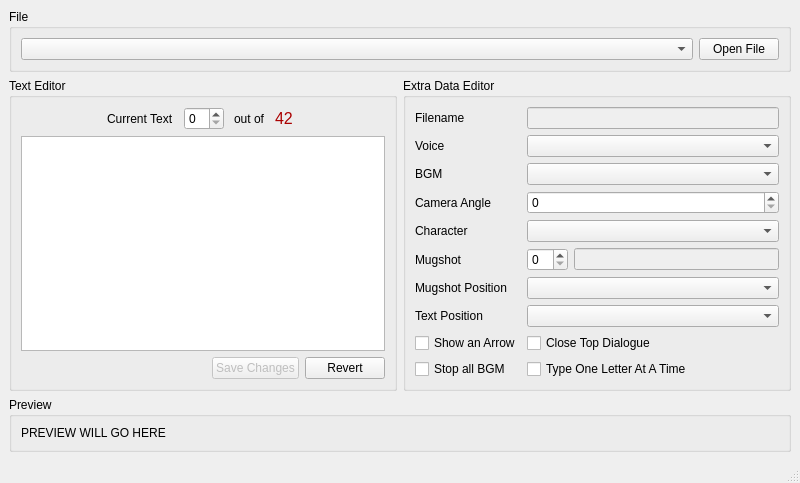
This is src/main/python/ui_design.ui in DeveloperJose/Python-RockManX8 as Qt 5 draws it before an edit. The edited form follows.
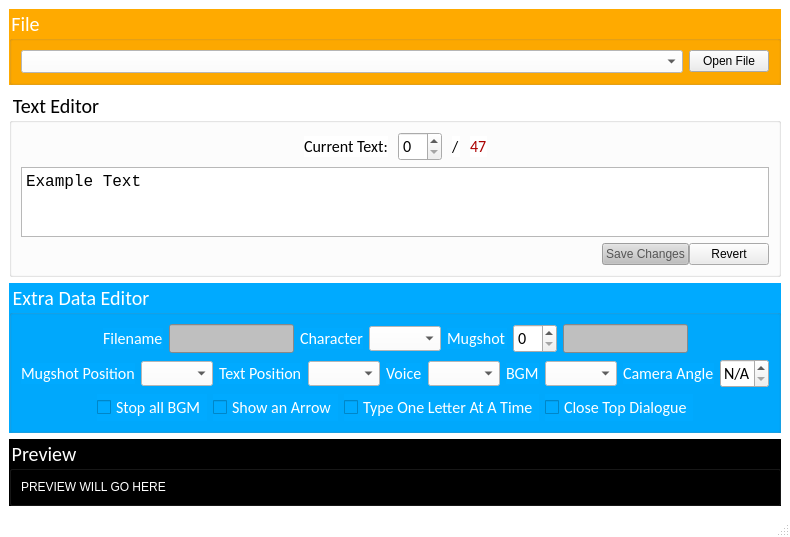
This is the edited form.

```diff
--- a/src/main/python/ui_design.ui
+++ b/src/main/python/ui_design.ui
@@ -7,12 +7,12 @@
    <rect>
     <x>0</x>
     <y>0</y>
-    <width>800</width>
-    <height>417</height>
+    <width>660</width>
+    <height>424</height>
    </rect>
   </property>
   <property name="sizePolicy">
-   <sizepolicy hsizetype="Expanding" vsizetype="Expanding">
+   <sizepolicy hsizetype="Preferred" vsizetype="Preferred">
     <horstretch>0</horstretch>
     <verstretch>0</verstretch>
    </sizepolicy>
@@ -25,15 +25,48 @@
   </property>
   <property name="maximumSize">
    <size>
-    <width>1000</width>
-    <height>1000</height>
+    <width>2000</width>
+    <height>2000</height>
    </size>
   </property>
   <property name="windowTitle">
-   <string>MegaManX8 Text Editor by RainfallPianist &lt;V1.0&gt;</string>
+   <string>MegaManX8 Text Editor by RainfallPianist &lt;Version Alpha&gt;</string>
+  </property>
+  <property name="styleSheet">
+   <string notr="true">QMainWindow {
+	background: rgb(255, 255, 255);
+}
+
+QLabel, QCheckBox { 
+	background: rgb(255, 255, 255);
+	font: 12pt &quot;Calibri&quot;;
+}
+
+QGroupBox {
+	background: rgb(255, 255, 255);
+	font: 15pt &quot;Calibri&quot;;
+}
+
+QComboBox {
+	background: white;
+	color: black;
+}
+
+QPushButton:enabled {
+	background: rgb(236, 236, 236);
+	color: black;
+}
+
+QPushButton:disabled, QLineEdit:disabled{
+	background: rgb(191, 191, 191);
+	color: rgb(85, 85, 85);
+}</string>
   </property>
   <widget class="QWidget" name="centralwidget">
-   <layout class="QVBoxLayout" name="verticalLayout_2">
+   <property name="styleSheet">
+    <string notr="true"/>
+   </property>
+   <layout class="QVBoxLayout" name="verticalLayout_4">
     <item>
      <widget class="QGroupBox" name="groupFile">
       <property name="maximumSize">
@@ -42,17 +75,44 @@
         <height>100</height>
        </size>
       </property>
+      <property name="font">
+       <font>
+        <family>Calibri</family>
+        <pointsize>15</pointsize>
+        <weight>50</weight>
+        <italic>false</italic>
+        <bold>false</bold>
+       </font>
+      </property>
+      <property name="styleSheet">
+       <string notr="true">QGroupBox { 
+	background: rgb(255, 170, 0);
+	color: rgb(255, 255, 255)
+}</string>
+      </property>
       <property name="title">
        <string>File</string>
       </property>
       <layout class="QHBoxLayout" name="horizontalLayout">
        <item>
-        <widget class="QComboBox" name="comboFiles"/>
+        <widget class="QComboBox" name="comboFiles">
+         <property name="sizePolicy">
+          <sizepolicy hsizetype="Preferred" vsizetype="Maximum">
+           <horstretch>0</horstretch>
+           <verstretch>0</verstretch>
+          </sizepolicy>
+         </property>
+         <property name="font">
+          <font>
+           <pointsize>10</pointsize>
+          </font>
+         </property>
+        </widget>
        </item>
        <item>
         <widget class="QPushButton" name="btnOpenCloseFile">
          <property name="sizePolicy">
-          <sizepolicy hsizetype="Maximum" vsizetype="Fixed">
+          <sizepolicy hsizetype="Maximum" vsizetype="Maximum">
            <horstretch>0</horstretch>
            <verstretch>0</verstretch>
           </sizepolicy>
@@ -66,9 +126,25 @@
      </widget>
     </item>
     <item>
-     <layout class="QHBoxLayout" name="horizontalLayout_4">
-      <item>
        <widget class="QGroupBox" name="groupText">
+      <property name="sizePolicy">
+       <sizepolicy hsizetype="Expanding" vsizetype="Expanding">
+        <horstretch>0</horstretch>
+        <verstretch>0</verstretch>
+       </sizepolicy>
+      </property>
+      <property name="font">
+       <font>
+        <family>Calibri</family>
+        <pointsize>15</pointsize>
+        <weight>50</weight>
+        <italic>false</italic>
+        <bold>false</bold>
+       </font>
+      </property>
+      <property name="styleSheet">
+       <string notr="true"/>
+      </property>
         <property name="title">
          <string>Text Editor</string>
         </property>
@@ -96,41 +172,77 @@
            </item>
            <item>
             <widget class="QLabel" name="label">
+           <property name="sizePolicy">
+            <sizepolicy hsizetype="Maximum" vsizetype="Maximum">
+             <horstretch>0</horstretch>
+             <verstretch>0</verstretch>
+            </sizepolicy>
+           </property>
              <property name="minimumSize">
               <size>
-               <width>40</width>
+             <width>0</width>
                <height>0</height>
               </size>
              </property>
              <property name="maximumSize">
               <size>
-               <width>100</width>
-               <height>40</height>
-              </size>
-             </property>
+             <width>16777215</width>
+             <height>16777215</height>
+            </size>
+           </property>
+           <property name="font">
+            <font>
+             <family>Calibri</family>
+             <pointsize>12</pointsize>
+             <weight>50</weight>
+             <italic>false</italic>
+             <bold>false</bold>
+            </font>
+           </property>
+           <property name="mouseTracking">
+            <bool>false</bool>
+           </property>
              <property name="text">
-              <string>Current Text</string>
+            <string>Current Text:</string>
              </property>
             </widget>
            </item>
            <item>
             <widget class="QSpinBox" name="spinCurrentText">
+           <property name="sizePolicy">
+            <sizepolicy hsizetype="Maximum" vsizetype="Maximum">
+             <horstretch>0</horstretch>
+             <verstretch>0</verstretch>
+            </sizepolicy>
+           </property>
              <property name="minimumSize">
               <size>
-               <width>40</width>
+             <width>0</width>
                <height>0</height>
               </size>
              </property>
              <property name="maximumSize">
               <size>
-               <width>40</width>
-               <height>40</height>
-              </size>
-             </property>
+             <width>16777215</width>
+             <height>16777215</height>
+            </size>
+           </property>
+           <property name="font">
+            <font>
+             <family>Calibri</family>
+             <pointsize>12</pointsize>
+            </font>
+           </property>
             </widget>
            </item>
            <item>
             <widget class="QLabel" name="label_2">
+           <property name="sizePolicy">
+            <sizepolicy hsizetype="Maximum" vsizetype="Maximum">
+             <horstretch>0</horstretch>
+             <verstretch>0</verstretch>
+            </sizepolicy>
+           </property>
              <property name="minimumSize">
               <size>
                <width>0</width>
@@ -139,32 +251,59 @@
              </property>
              <property name="maximumSize">
               <size>
-               <width>50</width>
-               <height>40</height>
-              </size>
-             </property>
+             <width>16777215</width>
+             <height>16777215</height>
+            </size>
+           </property>
+           <property name="font">
+            <font>
+             <family>Calibri</family>
+             <pointsize>12</pointsize>
+             <weight>50</weight>
+             <italic>false</italic>
+             <bold>false</bold>
+            </font>
+           </property>
              <property name="frameShape">
               <enum>QFrame::NoFrame</enum>
              </property>
              <property name="text">
-              <string>out of</string>
+            <string>/</string>
              </property>
             </widget>
            </item>
            <item>
             <widget class="QLabel" name="lblTotalTexts">
+           <property name="sizePolicy">
+            <sizepolicy hsizetype="Maximum" vsizetype="Fixed">
+             <horstretch>0</horstretch>
+             <verstretch>0</verstretch>
+            </sizepolicy>
+           </property>
              <property name="minimumSize">
               <size>
-               <width>25</width>
+             <width>0</width>
                <height>0</height>
               </size>
              </property>
              <property name="maximumSize">
               <size>
-               <width>25</width>
-               <height>40</height>
-              </size>
-             </property>
+             <width>16777215</width>
+             <height>16777215</height>
+            </size>
+           </property>
+           <property name="font">
+            <font>
+             <family>Calibri</family>
+             <pointsize>12</pointsize>
+             <weight>50</weight>
+             <italic>false</italic>
+             <bold>false</bold>
+            </font>
+           </property>
+           <property name="mouseTracking">
+            <bool>true</bool>
+           </property>
              <property name="frameShape">
               <enum>QFrame::NoFrame</enum>
              </property>
@@ -172,7 +311,7 @@
               <number>1</number>
              </property>
              <property name="text">
-              <string>&lt;html&gt;&lt;head/&gt;&lt;body&gt;&lt;p&gt;&lt;span style=&quot; font-size:12pt; color:#aa0000;&quot;&gt;42&lt;/span&gt;&lt;/p&gt;&lt;/body&gt;&lt;/html&gt;</string>
+            <string>&lt;html&gt;&lt;head/&gt;&lt;body&gt;&lt;p&gt;&lt;span style=&quot; color:#aa0000;&quot;&gt;47&lt;/span&gt;&lt;/p&gt;&lt;/body&gt;&lt;/html&gt;</string>
              </property>
              <property name="textFormat">
               <enum>Qt::RichText</enum>
@@ -199,24 +338,52 @@
          </item>
          <item>
           <widget class="QTextEdit" name="textEditor">
+         <property name="sizePolicy">
+          <sizepolicy hsizetype="Expanding" vsizetype="Expanding">
+           <horstretch>0</horstretch>
+           <verstretch>0</verstretch>
+          </sizepolicy>
+         </property>
            <property name="maximumSize">
             <size>
-             <width>1000</width>
-             <height>400</height>
-            </size>
-           </property>
+           <width>9999999</width>
+           <height>100</height>
+          </size>
+         </property>
+         <property name="font">
+          <font>
+           <family>Consolas</family>
+           <pointsize>12</pointsize>
+          </font>
+         </property>
+         <property name="documentTitle">
+          <string>Title</string>
+         </property>
+         <property name="html">
+          <string>&lt;!DOCTYPE HTML PUBLIC &quot;-//W3C//DTD HTML 4.0//EN&quot; &quot;http://www.w3.org/TR/REC-html40/strict.dtd&quot;&gt;
+&lt;html&gt;&lt;head&gt;&lt;meta name=&quot;qrichtext&quot; content=&quot;1&quot; /&gt;&lt;title&gt;Title&lt;/title&gt;&lt;style type=&quot;text/css&quot;&gt;
+p, li { white-space: pre-wrap; }
+&lt;/style&gt;&lt;/head&gt;&lt;body style=&quot; font-family:'Consolas'; font-size:12pt; font-weight:400; font-style:normal;&quot;&gt;
+&lt;p style=&quot; margin-top:0px; margin-bottom:0px; margin-left:0px; margin-right:0px; -qt-block-indent:0; text-indent:0px;&quot;&gt;Example Text&lt;/p&gt;&lt;/body&gt;&lt;/html&gt;</string>
+         </property>
           </widget>
          </item>
          <item>
           <layout class="QHBoxLayout" name="horizontalLayout_7">
+         <property name="spacing">
+          <number>0</number>
+         </property>
            <item>
             <spacer name="horizontalSpacer_3">
              <property name="orientation">
               <enum>Qt::Horizontal</enum>
              </property>
+           <property name="sizeType">
+            <enum>QSizePolicy::Expanding</enum>
+           </property>
              <property name="sizeHint" stdset="0">
               <size>
-               <width>40</width>
+             <width>20</width>
                <height>20</height>
               </size>
              </property>
@@ -246,28 +413,113 @@
       </item>
       <item>
        <widget class="QGroupBox" name="groupExtraData">
+      <property name="sizePolicy">
+       <sizepolicy hsizetype="Expanding" vsizetype="Maximum">
+        <horstretch>0</horstretch>
+        <verstretch>0</verstretch>
+       </sizepolicy>
+      </property>
         <property name="maximumSize">
          <size>
-          <width>400</width>
-          <height>150000</height>
-         </size>
-        </property>
+        <width>16777215</width>
+        <height>16777215</height>
+       </size>
+      </property>
+      <property name="font">
+       <font>
+        <family>Calibri</family>
+        <pointsize>15</pointsize>
+        <weight>50</weight>
+        <italic>false</italic>
+        <bold>false</bold>
+       </font>
+      </property>
+      <property name="autoFillBackground">
+       <bool>false</bool>
+      </property>
+      <property name="styleSheet">
+       <string notr="true">QGroupBox, QLabel, QCheckBox { 
+	background-color: rgb(0, 170, 255);
+	color: white;
+	font: 12pt &quot;Calibri&quot;;
+}
+
+QLineEdit, QSpinBox {
+	font: 12pt &quot;Calibri&quot;;
+}
+
+QGroupBox {
+	font: 15pt &quot;Calibri&quot;;
+}</string>
+      </property>
         <property name="title">
          <string>Extra Data Editor</string>
         </property>
-        <layout class="QFormLayout" name="formLayout">
-         <item row="0" column="0">
+      <property name="flat">
+       <bool>false</bool>
+      </property>
+      <property name="checkable">
+       <bool>false</bool>
+      </property>
+      <layout class="QVBoxLayout" name="verticalLayout_2">
+       <item>
+        <layout class="QHBoxLayout" name="horizontalLayout_4">
+         <item>
+          <spacer name="horizontalSpacer_4">
+           <property name="orientation">
+            <enum>Qt::Horizontal</enum>
+           </property>
+           <property name="sizeHint" stdset="0">
+            <size>
+             <width>40</width>
+             <height>20</height>
+            </size>
+           </property>
+          </spacer>
+         </item>
+         <item>
           <widget class="QLabel" name="label_5">
+           <property name="sizePolicy">
+            <sizepolicy hsizetype="Maximum" vsizetype="Fixed">
+             <horstretch>0</horstretch>
+             <verstretch>0</verstretch>
+            </sizepolicy>
+           </property>
+           <property name="font">
+            <font>
+             <family>Calibri</family>
+             <pointsize>12</pointsize>
+             <italic>false</italic>
+            </font>
+           </property>
            <property name="text">
             <string>Filename</string>
            </property>
+           <property name="alignment">
+            <set>Qt::AlignLeading|Qt::AlignLeft|Qt::AlignVCenter</set>
+           </property>
           </widget>
          </item>
-         <item row="0" column="1">
+         <item>
           <widget class="QLineEdit" name="textFilename">
            <property name="enabled">
             <bool>false</bool>
            </property>
+           <property name="sizePolicy">
+            <sizepolicy hsizetype="Maximum" vsizetype="Maximum">
+             <horstretch>0</horstretch>
+             <verstretch>0</verstretch>
+            </sizepolicy>
+           </property>
+           <property name="font">
+            <font>
+             <family>Calibri</family>
+             <pointsize>12</pointsize>
+             <weight>50</weight>
+             <italic>false</italic>
+             <bold>false</bold>
+            </font>
+           </property>
            <property name="readOnly">
             <bool>true</bool>
            </property>
@@ -276,122 +528,493 @@
            </property>
           </widget>
          </item>
-         <item row="1" column="0">
-          <widget class="QLabel" name="label_6">
-           <property name="text">
-            <string>Voice</string>
-           </property>
-          </widget>
-         </item>
-         <item row="2" column="0">
-          <widget class="QLabel" name="label_7">
-           <property name="text">
-            <string>BGM</string>
-           </property>
-          </widget>
-         </item>
-         <item row="4" column="0">
+         <item>
           <widget class="QLabel" name="label_10">
+           <property name="sizePolicy">
+            <sizepolicy hsizetype="Maximum" vsizetype="Fixed">
+             <horstretch>0</horstretch>
+             <verstretch>0</verstretch>
+            </sizepolicy>
+           </property>
+           <property name="font">
+            <font>
+             <family>Calibri</family>
+             <pointsize>12</pointsize>
+             <italic>false</italic>
+            </font>
+           </property>
            <property name="text">
             <string>Character</string>
            </property>
           </widget>
          </item>
-         <item row="5" column="0">
+         <item>
+          <widget class="QComboBox" name="comboCharacter">
+           <property name="sizePolicy">
+            <sizepolicy hsizetype="Preferred" vsizetype="Fixed">
+             <horstretch>0</horstretch>
+             <verstretch>0</verstretch>
+            </sizepolicy>
+           </property>
+           <property name="font">
+            <font>
+             <family>Calibri</family>
+             <pointsize>10</pointsize>
+            </font>
+           </property>
+          </widget>
+         </item>
+         <item>
           <widget class="QLabel" name="label_11">
+           <property name="sizePolicy">
+            <sizepolicy hsizetype="Maximum" vsizetype="Fixed">
+             <horstretch>0</horstretch>
+             <verstretch>0</verstretch>
+            </sizepolicy>
+           </property>
+           <property name="font">
+            <font>
+             <family>Calibri</family>
+             <pointsize>12</pointsize>
+             <italic>false</italic>
+            </font>
+           </property>
            <property name="text">
             <string>Mugshot</string>
            </property>
           </widget>
          </item>
-         <item row="6" column="0">
+         <item>
+          <layout class="QHBoxLayout" name="horizontalLayout_3">
+           <item>
+            <widget class="QSpinBox" name="spinMugshot">
+             <property name="sizePolicy">
+              <sizepolicy hsizetype="Maximum" vsizetype="Fixed">
+               <horstretch>0</horstretch>
+               <verstretch>0</verstretch>
+              </sizepolicy>
+             </property>
+             <property name="minimumSize">
+              <size>
+               <width>0</width>
+               <height>0</height>
+              </size>
+             </property>
+             <property name="font">
+              <font>
+               <family>Calibri</family>
+               <pointsize>12</pointsize>
+               <weight>50</weight>
+               <italic>false</italic>
+               <bold>false</bold>
+              </font>
+             </property>
+            </widget>
+           </item>
+           <item>
+            <widget class="QLineEdit" name="textMugshotDesc">
+             <property name="enabled">
+              <bool>false</bool>
+             </property>
+             <property name="sizePolicy">
+              <sizepolicy hsizetype="Expanding" vsizetype="Fixed">
+               <horstretch>0</horstretch>
+               <verstretch>0</verstretch>
+              </sizepolicy>
+             </property>
+             <property name="font">
+              <font>
+               <family>Calibri</family>
+               <pointsize>12</pointsize>
+               <weight>50</weight>
+               <italic>false</italic>
+               <bold>false</bold>
+              </font>
+             </property>
+            </widget>
+           </item>
+          </layout>
+         </item>
+         <item>
+          <spacer name="horizontalSpacer_6">
+           <property name="orientation">
+            <enum>Qt::Horizontal</enum>
+           </property>
+           <property name="sizeHint" stdset="0">
+            <size>
+             <width>40</width>
+             <height>20</height>
+            </size>
+           </property>
+          </spacer>
+         </item>
+        </layout>
+       </item>
+       <item>
+        <layout class="QHBoxLayout" name="horizontalLayout_5">
+         <item>
+          <spacer name="horizontalSpacer_5">
+           <property name="orientation">
+            <enum>Qt::Horizontal</enum>
+           </property>
+           <property name="sizeHint" stdset="0">
+            <size>
+             <width>40</width>
+             <height>20</height>
+            </size>
+           </property>
+          </spacer>
+         </item>
+         <item>
           <widget class="QLabel" name="label_12">
+           <property name="sizePolicy">
+            <sizepolicy hsizetype="Maximum" vsizetype="Fixed">
+             <horstretch>0</horstretch>
+             <verstretch>0</verstretch>
+            </sizepolicy>
+           </property>
+           <property name="font">
+            <font>
+             <family>Calibri</family>
+             <pointsize>12</pointsize>
+             <italic>false</italic>
+            </font>
+           </property>
            <property name="text">
             <string>Mugshot Position</string>
            </property>
           </widget>
          </item>
-         <item row="3" column="0">
-          <widget class="QLabel" name="label_9">
-           <property name="text">
-            <string>Camera Angle</string>
+         <item>
+          <widget class="QComboBox" name="comboMugshotPos">
+           <property name="sizePolicy">
+            <sizepolicy hsizetype="Maximum" vsizetype="Fixed">
+             <horstretch>0</horstretch>
+             <verstretch>0</verstretch>
+            </sizepolicy>
+           </property>
+           <property name="font">
+            <font>
+             <family>Calibri</family>
+             <pointsize>10</pointsize>
+            </font>
            </property>
           </widget>
          </item>
-         <item row="7" column="0">
+         <item>
           <widget class="QLabel" name="label_13">
+           <property name="sizePolicy">
+            <sizepolicy hsizetype="Maximum" vsizetype="Fixed">
+             <horstretch>0</horstretch>
+             <verstretch>0</verstretch>
+            </sizepolicy>
+           </property>
+           <property name="font">
+            <font>
+             <family>Calibri</family>
+             <pointsize>12</pointsize>
+             <italic>false</italic>
+            </font>
+           </property>
            <property name="text">
             <string>Text Position</string>
            </property>
           </widget>
          </item>
-         <item row="1" column="1">
-          <widget class="QComboBox" name="comboVoice"/>
+         <item>
+          <widget class="QComboBox" name="comboTextPos">
+           <property name="sizePolicy">
+            <sizepolicy hsizetype="Maximum" vsizetype="Fixed">
+             <horstretch>0</horstretch>
+             <verstretch>0</verstretch>
+            </sizepolicy>
+           </property>
+           <property name="font">
+            <font>
+             <family>Calibri</family>
+             <pointsize>10</pointsize>
+            </font>
+           </property>
+          </widget>
          </item>
-         <item row="2" column="1">
-          <widget class="QComboBox" name="comboBGM"/>
+         <item>
+          <widget class="QLabel" name="label_6">
+           <property name="sizePolicy">
+            <sizepolicy hsizetype="Maximum" vsizetype="Fixed">
+             <horstretch>0</horstretch>
+             <verstretch>0</verstretch>
+            </sizepolicy>
+           </property>
+           <property name="font">
+            <font>
+             <family>Calibri</family>
+             <pointsize>12</pointsize>
+             <italic>false</italic>
+            </font>
+           </property>
+           <property name="text">
+            <string>Voice</string>
+           </property>
+          </widget>
          </item>
-         <item row="3" column="1">
-          <widget class="QSpinBox" name="spinCameraAngle"/>
+         <item>
+          <widget class="QComboBox" name="comboVoice">
+           <property name="sizePolicy">
+            <sizepolicy hsizetype="Maximum" vsizetype="Fixed">
+             <horstretch>0</horstretch>
+             <verstretch>0</verstretch>
+            </sizepolicy>
+           </property>
+           <property name="font">
+            <font>
+             <family>Calibri</family>
+             <pointsize>10</pointsize>
+            </font>
+           </property>
+          </widget>
          </item>
-         <item row="4" column="1">
-          <widget class="QComboBox" name="comboCharacter"/>
+         <item>
+          <widget class="QLabel" name="label_7">
+           <property name="sizePolicy">
+            <sizepolicy hsizetype="Maximum" vsizetype="Fixed">
+             <horstretch>0</horstretch>
+             <verstretch>0</verstretch>
+            </sizepolicy>
+           </property>
+           <property name="font">
+            <font>
+             <family>Calibri</family>
+             <pointsize>12</pointsize>
+             <italic>false</italic>
+            </font>
+           </property>
+           <property name="text">
+            <string>BGM</string>
+           </property>
+          </widget>
          </item>
-         <item row="5" column="1">
-          <layout class="QHBoxLayout" name="horizontalLayout_3">
            <item>
-            <widget class="QSpinBox" name="spinMugshot"/>
+          <widget class="QComboBox" name="comboBGM">
+           <property name="sizePolicy">
+            <sizepolicy hsizetype="Maximum" vsizetype="Fixed">
+             <horstretch>0</horstretch>
+             <verstretch>0</verstretch>
+            </sizepolicy>
+           </property>
+           <property name="font">
+            <font>
+             <family>Calibri</family>
+             <pointsize>10</pointsize>
+            </font>
+           </property>
+          </widget>
            </item>
            <item>
-            <widget class="QLineEdit" name="textMugshotDesc">
+          <widget class="QLabel" name="label_9">
+           <property name="sizePolicy">
+            <sizepolicy hsizetype="Maximum" vsizetype="Fixed">
+             <horstretch>0</horstretch>
+             <verstretch>0</verstretch>
+            </sizepolicy>
+           </property>
+           <property name="font">
+            <font>
+             <family>Calibri</family>
+             <pointsize>12</pointsize>
+             <italic>false</italic>
+            </font>
+           </property>
+           <property name="text">
+            <string>Camera Angle</string>
+           </property>
+          </widget>
+         </item>
+         <item>
+          <widget class="QSpinBox" name="spinCameraAngle">
              <property name="enabled">
-              <bool>false</bool>
+            <bool>true</bool>
+           </property>
+           <property name="sizePolicy">
+            <sizepolicy hsizetype="Maximum" vsizetype="Fixed">
+             <horstretch>0</horstretch>
+             <verstretch>0</verstretch>
+            </sizepolicy>
+           </property>
+           <property name="minimumSize">
+            <size>
+             <width>0</width>
+             <height>0</height>
+            </size>
+           </property>
+           <property name="baseSize">
+            <size>
+             <width>0</width>
+             <height>0</height>
+            </size>
+           </property>
+           <property name="font">
+            <font>
+             <family>Calibri</family>
+             <pointsize>12</pointsize>
+             <weight>50</weight>
+             <italic>false</italic>
+             <bold>false</bold>
+            </font>
+           </property>
+           <property name="specialValueText">
+            <string>N/A</string>
              </property>
             </widget>
            </item>
-          </layout>
-         </item>
-         <item row="6" column="1">
-          <widget class="QComboBox" name="comboMugshotPos"/>
-         </item>
-         <item row="7" column="1">
-          <widget class="QComboBox" name="comboTextPos"/>
-         </item>
-         <item row="8" column="0">
-          <widget class="QCheckBox" name="checkArrow">
-           <property name="text">
-            <string>Show an Arrow</string>
+         <item>
+          <spacer name="horizontalSpacer_9">
+           <property name="orientation">
+            <enum>Qt::Horizontal</enum>
+           </property>
+           <property name="sizeHint" stdset="0">
+            <size>
+             <width>40</width>
+             <height>20</height>
+            </size>
+           </property>
+          </spacer>
+         </item>
+        </layout>
+       </item>
+       <item>
+        <layout class="QHBoxLayout" name="horizontalLayout_6">
+         <item>
+          <spacer name="horizontalSpacer_7">
+           <property name="orientation">
+            <enum>Qt::Horizontal</enum>
            </property>
-          </widget>
-         </item>
-         <item row="8" column="1">
-          <widget class="QCheckBox" name="checkCloseTop">
-           <property name="text">
-            <string>Close Top Dialogue</string>
+           <property name="sizeHint" stdset="0">
+            <size>
+             <width>40</width>
+             <height>20</height>
+            </size>
            </property>
-          </widget>
+          </spacer>
          </item>
-         <item row="9" column="0">
+         <item>
           <widget class="QCheckBox" name="checkStopBGM">
+           <property name="sizePolicy">
+            <sizepolicy hsizetype="Maximum" vsizetype="Fixed">
+             <horstretch>0</horstretch>
+             <verstretch>0</verstretch>
+            </sizepolicy>
+           </property>
+           <property name="font">
+            <font>
+             <family>Calibri</family>
+             <pointsize>12</pointsize>
+             <italic>false</italic>
+            </font>
+           </property>
            <property name="text">
             <string>Stop all BGM</string>
            </property>
           </widget>
          </item>
-         <item row="9" column="1">
+         <item>
+          <widget class="QCheckBox" name="checkArrow">
+           <property name="sizePolicy">
+            <sizepolicy hsizetype="Maximum" vsizetype="Fixed">
+             <horstretch>0</horstretch>
+             <verstretch>0</verstretch>
+            </sizepolicy>
+           </property>
+           <property name="font">
+            <font>
+             <family>Calibri</family>
+             <pointsize>12</pointsize>
+             <italic>false</italic>
+            </font>
+           </property>
+           <property name="text">
+            <string>Show an Arrow</string>
+           </property>
+          </widget>
+         </item>
+         <item>
           <widget class="QCheckBox" name="checkTyping">
+           <property name="sizePolicy">
+            <sizepolicy hsizetype="Maximum" vsizetype="Fixed">
+             <horstretch>0</horstretch>
+             <verstretch>0</verstretch>
+            </sizepolicy>
+           </property>
+           <property name="font">
+            <font>
+             <family>Calibri</family>
+             <pointsize>12</pointsize>
+             <italic>false</italic>
+            </font>
+           </property>
            <property name="text">
             <string>Type One Letter At A Time</string>
            </property>
           </widget>
          </item>
-        </layout>
-       </widget>
-      </item>
-     </layout>
+         <item>
+          <widget class="QCheckBox" name="checkCloseTop">
+           <property name="sizePolicy">
+            <sizepolicy hsizetype="Maximum" vsizetype="Fixed">
+             <horstretch>0</horstretch>
+             <verstretch>0</verstretch>
+            </sizepolicy>
+           </property>
+           <property name="font">
+            <font>
+             <family>Calibri</family>
+             <pointsize>12</pointsize>
+             <italic>false</italic>
+            </font>
+           </property>
+           <property name="text">
+            <string>Close Top Dialogue</string>
+           </property>
+          </widget>
+         </item>
+         <item>
+          <spacer name="horizontalSpacer_8">
+           <property name="orientation">
+            <enum>Qt::Horizontal</enum>
+           </property>
+           <property name="sizeHint" stdset="0">
+            <size>
+             <width>40</width>
+             <height>20</height>
+            </size>
+           </property>
+          </spacer>
+         </item>
+        </layout>
+       </item>
+      </layout>
+     </widget>
     </item>
     <item>
      <widget class="QGroupBox" name="groupPreview">
+      <property name="sizePolicy">
+       <sizepolicy hsizetype="Expanding" vsizetype="Expanding">
+        <horstretch>0</horstretch>
+        <verstretch>0</verstretch>
+       </sizepolicy>
+      </property>
+      <property name="font">
+       <font>
+        <family>Calibri</family>
+        <pointsize>15</pointsize>
+        <weight>50</weight>
+        <italic>false</italic>
+        <bold>false</bold>
+       </font>
+      </property>
+      <property name="styleSheet">
+       <string notr="true">background: black;
+color: white;</string>
+      </property>
       <property name="title">
        <string>Preview</string>
       </property>
```
Left out of the diff: 3 changed lines with no effect on the pictures. Lines whose indentation alone changed are shown as unchanged.
